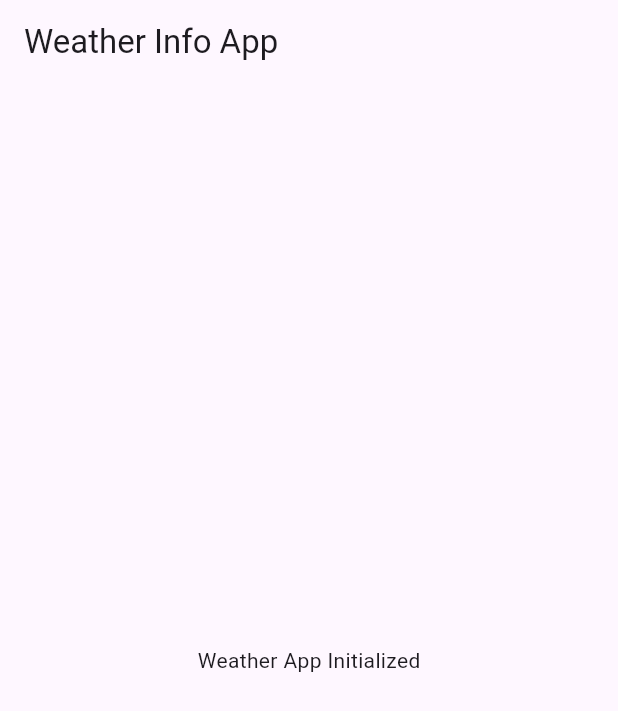
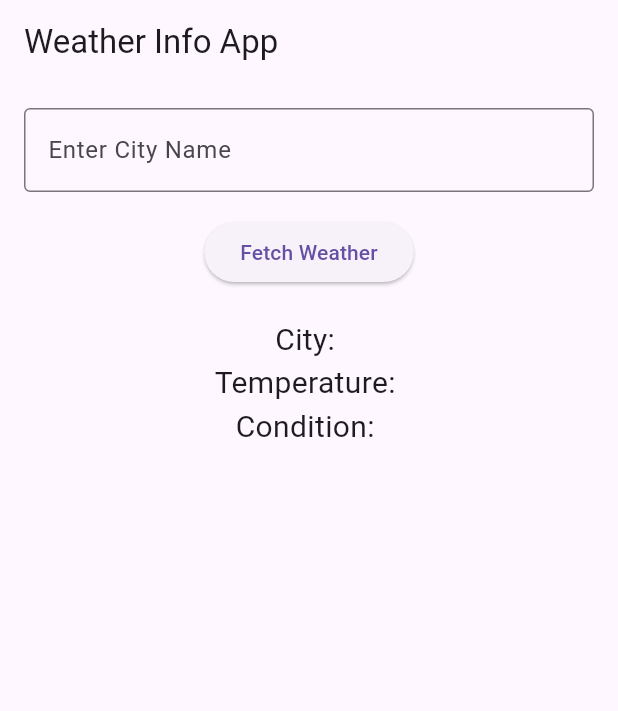
Before and after one commit to mariamomer135/weather_info_app, a Flutter app: the screen it shows after launch, on a phone screen of 412 x 824 dp. Shown: the top 711 px of the screen. Run offline on Flutter 3.47's test engine with Material 3 defaults, Android fonts, the phone set to English and light mode, and no system bars.

Commit message:
Basic UI with input field and button

```diff
--- a/lib/main.dart
+++ b/lib/main.dart
@@ -4,13 +4,42 @@ void main() {
   runApp(WeatherApp());
 }
 
-class WeatherApp extends StatelessWidget {
+class WeatherApp extends StatefulWidget {
+  @override
+  _WeatherAppState createState() => _WeatherAppState();
+}
+
+class _WeatherAppState extends State<WeatherApp> {
+  final TextEditingController _cityController = TextEditingController();
+
   @override
   Widget build(BuildContext context) {
     return MaterialApp(
       home: Scaffold(
         appBar: AppBar(title: Text('Weather Info App')),
-        body: Center(child: Text('Weather App Initialized')),
+        body: Padding(
+          padding: const EdgeInsets.all(16.0),
+          child: Column(
+            children: [
+              TextField(
+                controller: _cityController,
+                decoration: InputDecoration(
+                  labelText: 'Enter City Name',
+                  border: OutlineInputBorder(),
+                ),
+              ),
+              SizedBox(height: 16),
+              ElevatedButton(
+                onPressed: () {}, // Placeholder for function
+                child: Text('Fetch Weather'),
+              ),
+              SizedBox(height: 20),
+              Text("City: ", style: TextStyle(fontSize: 20)),
+              Text("Temperature: ", style: TextStyle(fontSize: 20)),
+              Text("Condition: ", style: TextStyle(fontSize: 20)),
+            ],
+          ),
+        ),
       ),
     );
   }
```
